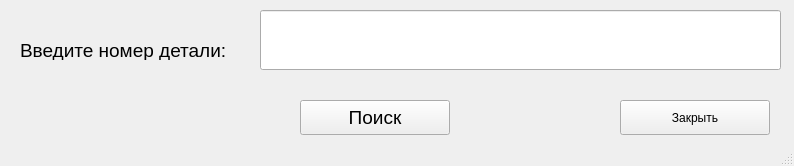
The window that main_window_voltage.ui (AlekseyAShsc/one_project) describes before a commit, drawn with Qt 5.
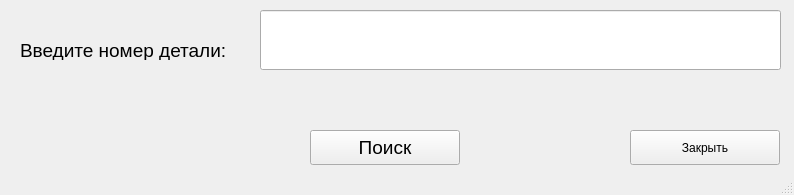
The same window after the commit.

Commit message: Исправлена форма. Вытянута в высоту.

```diff
--- a/main_window_voltage.ui
+++ b/main_window_voltage.ui
@@ -7,7 +7,7 @@
     <x>0</x>
     <y>0</y>
     <width>794</width>
-    <height>166</height>
+    <height>195</height>
    </rect>
   </property>
   <property name="maximumSize">
@@ -70,10 +70,10 @@
    <widget class="QLabel" name="label">
     <property name="geometry">
      <rect>
-      <x>30</x>
+      <x>20</x>
       <y>80</y>
-      <width>741</width>
-      <height>21</height>
+      <width>761</width>
+      <height>51</height>
      </rect>
     </property>
     <property name="text">
@@ -83,8 +83,8 @@
    <widget class="QPushButton" name="B_Search">
     <property name="geometry">
      <rect>
-      <x>300</x>
-      <y>100</y>
+      <x>310</x>
+      <y>130</y>
       <width>150</width>
       <height>35</height>
      </rect>
@@ -103,8 +103,8 @@
    <widget class="QPushButton" name="B_exit">
     <property name="geometry">
      <rect>
-      <x>620</x>
-      <y>100</y>
+      <x>630</x>
+      <y>130</y>
       <width>150</width>
       <height>35</height>
      </rect>
```
The commit also changes 1 other file.
